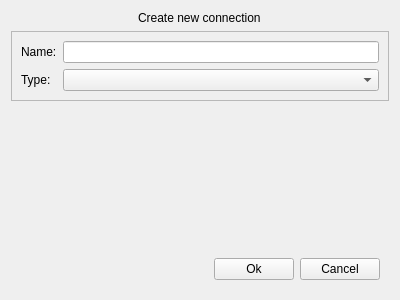
Qt form src/UI/deviceManagement/adddevice.ui (Enem-20/CGS) before a commit.
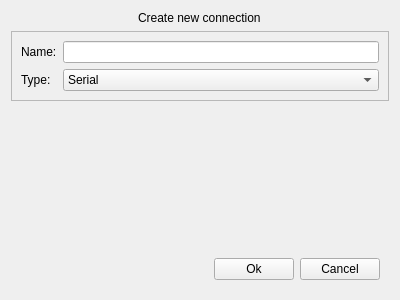
The same form after that commit.

Patch:
```diff
--- a/src/UI/deviceManagement/adddevice.ui
+++ b/src/UI/deviceManagement/adddevice.ui
@@ -55,7 +55,21 @@
        </widget>
       </item>
       <item row="1" column="1">
-       <widget class="QComboBox" name="connectionType"/>
+       <widget class="QComboBox" name="connectionType">
+        <property name="editable">
+         <bool>false</bool>
+        </property>
+        <item>
+         <property name="text">
+          <string>Serial</string>
+         </property>
+        </item>
+        <item>
+         <property name="text">
+          <string>UDP</string>
+         </property>
+        </item>
+       </widget>
       </item>
      </layout>
     </widget>
```
